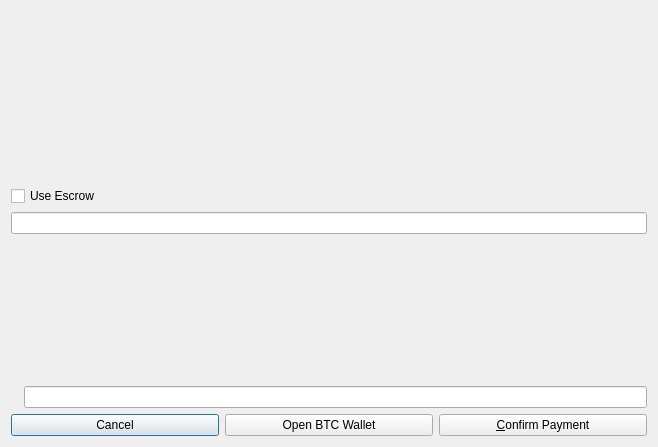
This is src/qt/forms/offeracceptdialogbtc.ui in sschepis/syscoin2 as Qt 5 draws it before an edit. The edited form follows.
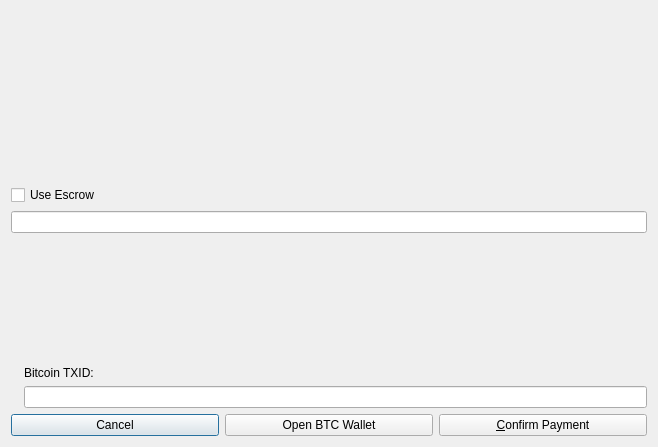
This is the edited form.

Commit message: new label on btc dialog

The edit to the form file:
```diff
--- a/src/qt/forms/offeracceptdialogbtc.ui
+++ b/src/qt/forms/offeracceptdialogbtc.ui
@@ -128,6 +128,13 @@
          </property>
         </spacer>
        </item>
+       <item>
+        <widget class="QLabel" name="label">
+         <property name="text">
+          <string>Bitcoin TXID:</string>
+         </property>
+        </widget>
+       </item>
        <item>
         <widget class="QLineEdit" name="btctxidEdit"/>
        </item>
```
